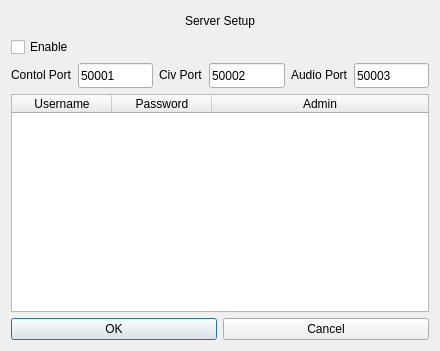
Old version of the form udpserversetup.ui in the repository adecarolis/wfweb.
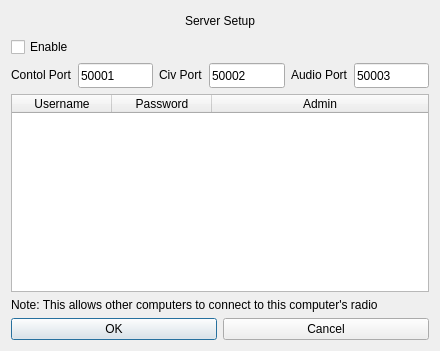
New version of the form.

Diff of the .ui file:
```diff
--- a/udpserversetup.ui
+++ b/udpserversetup.ui
@@ -341,6 +341,13 @@
        </item>
       </layout>
      </item>
+     <item>
+      <widget class="QLabel" name="label_5">
+       <property name="text">
+        <string>Note: This allows other computers to connect to this computer's radio</string>
+       </property>
+      </widget>
+     </item>
      <item>
       <layout class="QHBoxLayout" name="horizontalLayout_2">
        <item>
```
